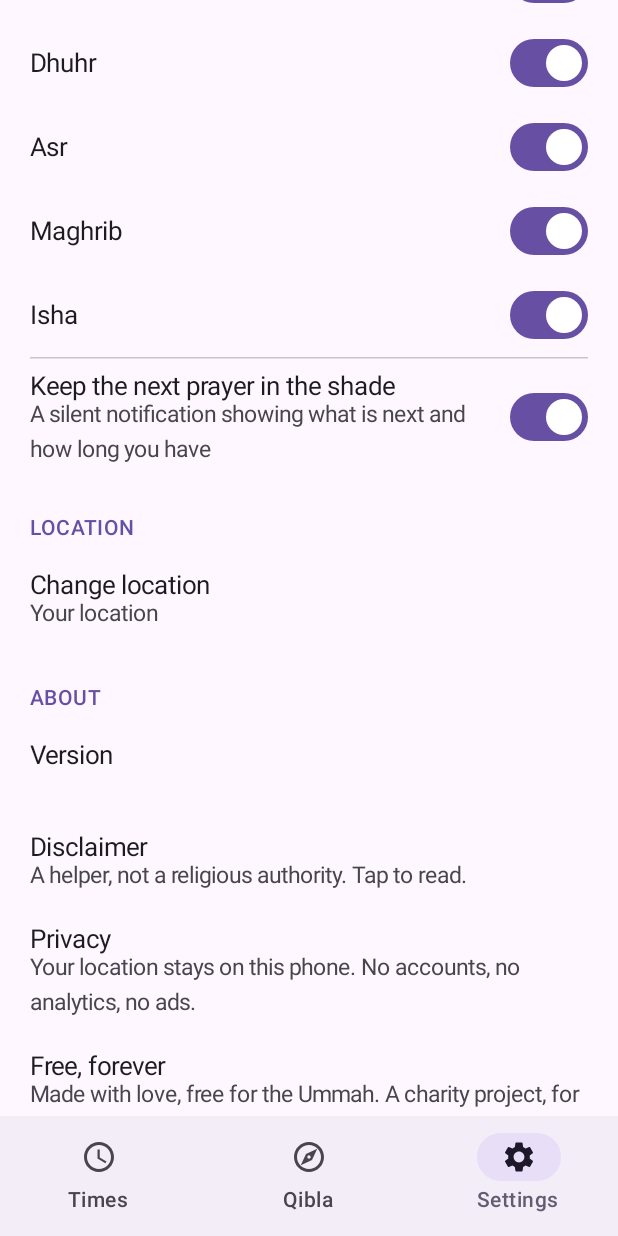
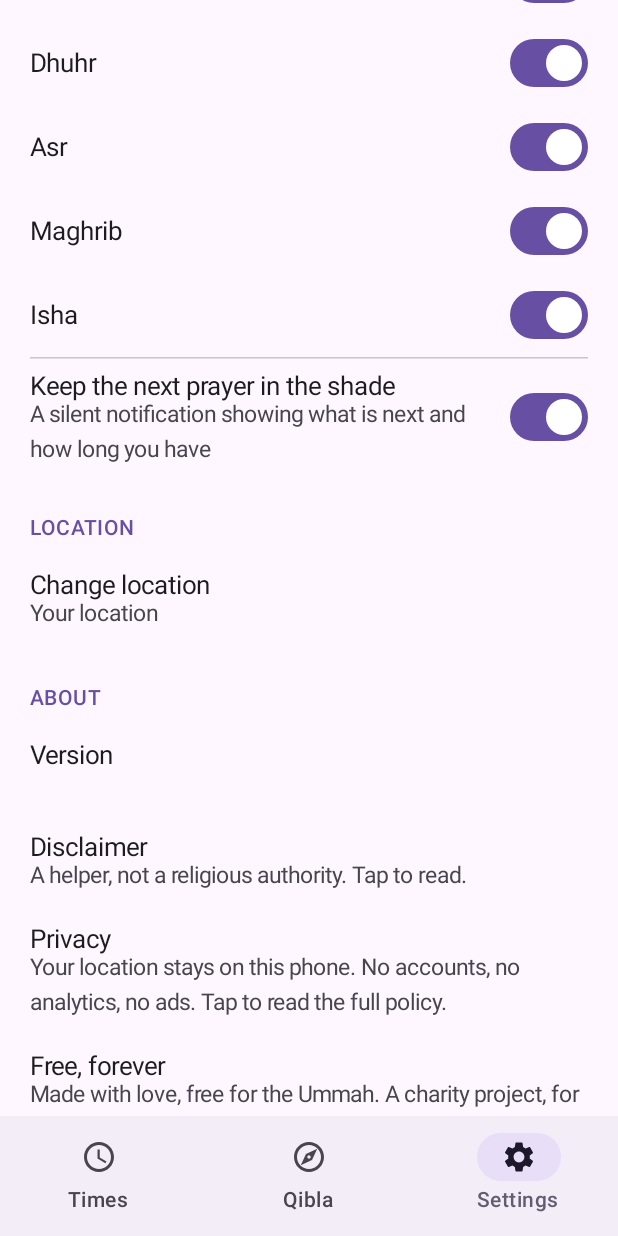
Before and after one commit to aliimrankhan86/SajdaTime, an Android app built with Jetpack Compose: the composable MainScaffold shown on its own in the app's theme, item 3 of the bottom bar chosen, scrolled down 1041 dp, on a phone screen of 412 x 824 dp. Run offline under Robolectric (Android 15) with nearby library versions, the phone set to English and light mode, and no system bars; libraries missing offline, so code that uses them is left out: com.batoulapps.adhan; 1 statement that could not run was skipped.

Commit message:
Close two compliance gaps found in research; record the non-risks
Both gaps were real and neither was visible from the code alone.

1. Open-Meteo publishes under CC BY 4.0, which requires attribution, and
   the app credited it only in a source comment. Added a "Data and
   libraries" row in Settings crediting adhan-java and Open-Meteo, with a
   comment marking it as a licence obligation rather than a courtesy.

2. Play requires a privacy policy "link or text within the app itself", not
   only in the Console field. The Settings privacy row was static text;
   it now opens the hosted policy.

Also corrected the data safety guidance again. We had said to tick
"processed ephemerally", which hides the entry from the public card.
Open-Meteo's own terms say "All log files will be deleted after a period of
90 days" — so the round trip is not memory-only, even though our handling
is. Google has never resolved whose retention its standard refers to, and
guessing in our own favour on an unresolved ambiguity is how apps get
pulled later. Declare it plainly instead; the cost is one honest line on
the store card. The privacy policy now discloses Open-Meteo's logging too,
because the policy and the form have to agree.

Recorded in RELEASING.md the things that turned out NOT to be risks, so no
future session burns days on them: SCHEDULE_EXACT_ALARM needs no Play
declaration (only the restricted USE_EXACT_ALARM does, and we must not
switch to it), coarse foreground location needs no declaration, targetSdk
36 is compliant through 2026, 16 KB page size is automatic for pure Kotlin,
developer verification auto-registers new apps, there is no religion-
specific Play policy, there is no policy against AI-written code, and the
EU DSA trader declaration is an Apple requirement that Play does not have.

Also added what actually gets closed tests rejected, including that this
app is structurally the kind Google rejects for "insufficient user
engagement" — it is designed so that the better it works, the less anyone
opens it. Testers need to be asked to open it daily.

Checked but needed no change: the Qibla screen already falls back to a
numeric bearing with no magnetometer, and the location-denied path already
offers city search plus a Makkah default. Those were the two "broken
functionality" rejection vectors flagged.

Full suite green: 47 tests, lint clean on all three modules, both bundles
build.

Co-Authored-By: Claude Opus 5 <noreply@anthropic.com>

```diff
--- a/app/src/main/java/com/sajdatime/app/ui/settings/SettingsScreen.kt
+++ b/app/src/main/java/com/sajdatime/app/ui/settings/SettingsScreen.kt
@@ -233,9 +233,17 @@ fun SettingsScreen(
                 subtitle = stringResource(R.string.about_disclaimer_short),
                 onClick = { disclaimer = true },
             )
+            // Play requires a privacy policy reachable from inside the app, not only from
+            // the Console field. Opening the hosted policy satisfies that.
+            val privacyUrl = stringResource(R.string.privacy_policy_url)
             SettingRow(
                 title = stringResource(R.string.about_privacy),
                 subtitle = stringResource(R.string.about_privacy_desc),
+                onClick = {
+                    runCatching {
+                        context.startActivity(Intent(Intent.ACTION_VIEW, privacyUrl.toUri()))
+                    }
+                },
             )
             SettingRow(
                 title = stringResource(R.string.about_charity),
@@ -244,6 +252,10 @@ fun SettingsScreen(
             SettingRow(
                 title = stringResource(R.string.about_credits),
                 subtitle = stringResource(R.string.about_credits_desc),
+            )
+            SettingRow(
+                title = stringResource(R.string.about_data),
+                subtitle = stringResource(R.string.about_data_desc),
             )
         }
     }
--- a/app/src/main/res/values/strings.xml
+++ b/app/src/main/res/values/strings.xml
@@ -138,11 +138,16 @@
     <string name="about_disclaimer">Disclaimer</string>
     <string name="about_disclaimer_short">A helper, not a religious authority. Tap to read.</string>
     <string name="about_privacy">Privacy</string>
-    <string name="about_privacy_desc">Your location stays on this phone. No accounts, no analytics, no ads.</string>
+    <string name="about_privacy_desc">Your location stays on this phone. No accounts, no analytics, no ads. Tap to read the full policy.</string>
+    <string name="privacy_policy_url" translatable="false">https://aliimrankhan86.github.io/SajdaTime/privacy.html</string>
     <string name="about_charity">Free, forever</string>
     <string name="about_charity_desc">Made with love, free for the Ummah. A charity project, for the sake of Allah.</string>
     <string name="about_credits">Made by</string>
     <string name="about_credits_desc">Ali Imran Khan, as an ongoing charity for the Ummah</string>
+    <!-- Open-Meteo publishes under CC BY 4.0, which requires attribution. This row is a
+         licence obligation, not a courtesy — do not remove it. -->
+    <string name="about_data">Data and libraries</string>
+    <string name="about_data_desc">Prayer times calculated with adhan-java by Batoul Apps (MIT). City search uses the Open-Meteo geocoding API, licensed CC BY 4.0.</string>
 
     <!-- Notifications -->
     <string name="channel_prayers">Prayer times</string>
```
Also changed, not shown: 3 other files.
